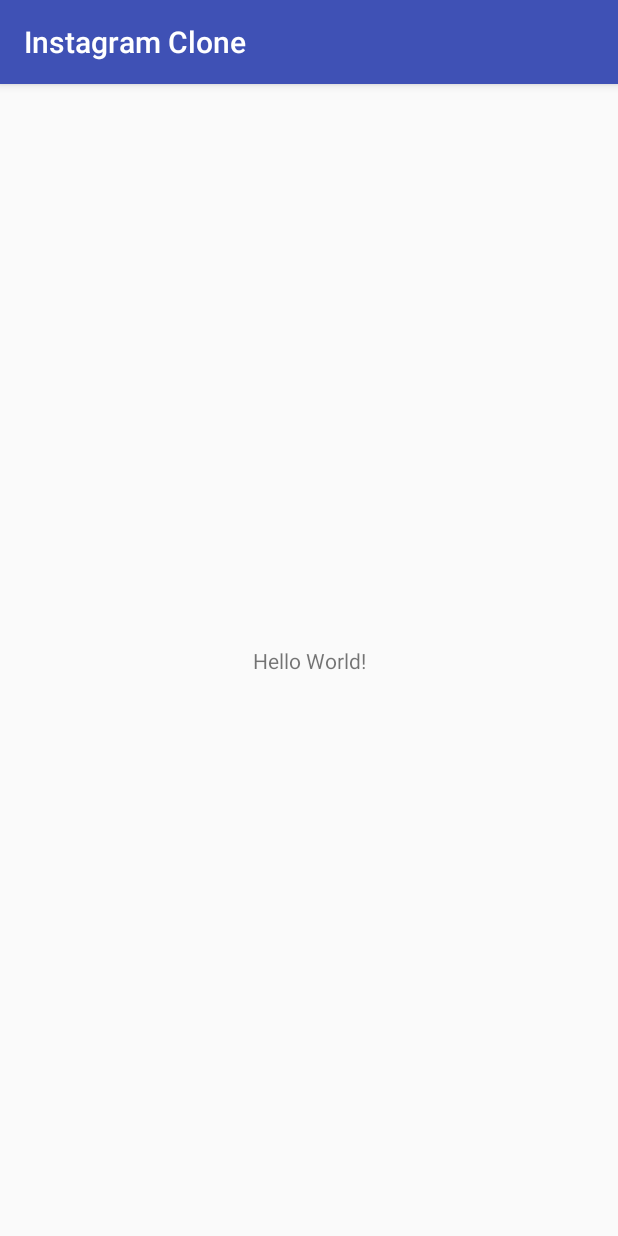
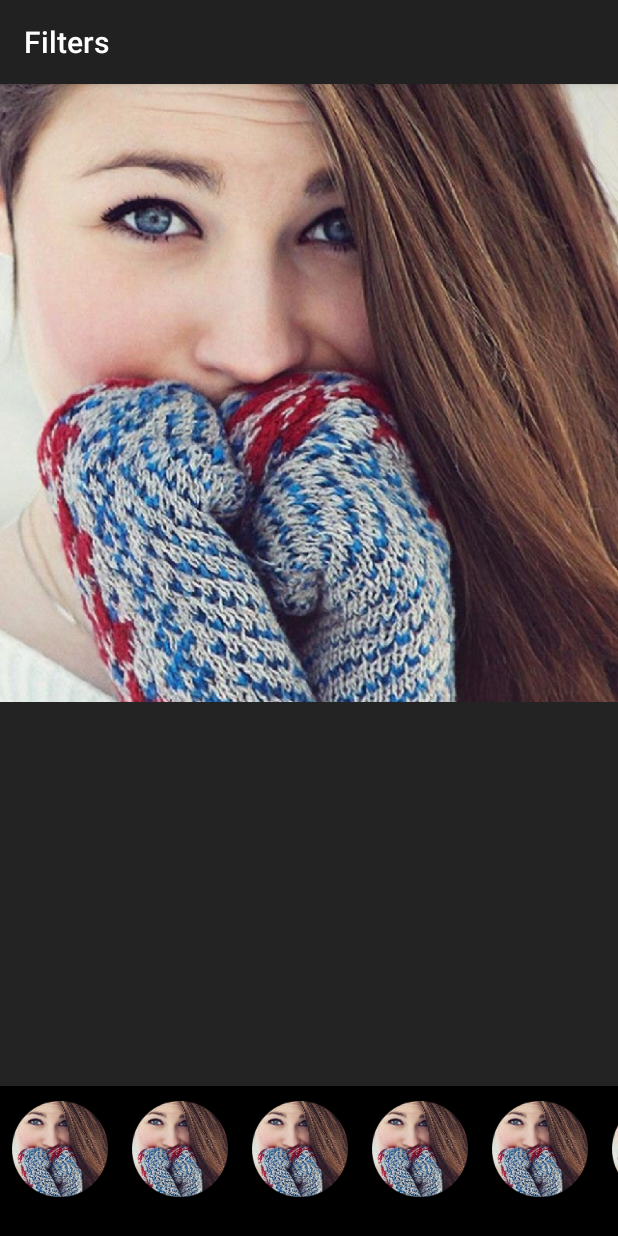
Before and after one commit to imagineer-io/instagram-for-entrepreneur, an Android app: the screen it shows after launch (MainActivity), on a phone screen of 412 x 824 dp. Run offline under Robolectric (Android 15) with nearby library versions, the phone set to English and light mode, and no system bars; libraries missing offline, so code that uses them is left out: com.zomato.photofilters; 8 statements that could not run were skipped.

Commit message:
Implant photo filter example

```diff
--- a/app/build.gradle
+++ b/app/build.gradle
@@ -27,4 +27,8 @@ dependencies {
     compile 'com.android.support:appcompat-v7:25.3.1'
     compile 'com.android.support.constraint:constraint-layout:1.0.2'
     testCompile 'junit:junit:4.12'
+    // zomato photo filter
+    compile 'com.github.zomato:androidphotofilters:1.0.1'
+    // recycler view
+    compile 'com.android.support:recyclerview-v7:25.3.1'
 }
--- /dev/null
+++ b/app/src/main/java/io/imagineer/instagramclone/GeneralUtils.java
@@ -0,0 +1,32 @@
+package io.imagineer.instagramclone;
+
+import android.graphics.Bitmap;
+import android.graphics.Canvas;
+import android.graphics.Path;
+
+public final class GeneralUtils {
+
+    private GeneralUtils() {
+    }
+
+    public static Bitmap generateCircularBitmap(Bitmap input) {
+
+        final int width = input.getWidth();
+        final int height = input.getHeight();
+        final Bitmap outputBitmap = Bitmap.createBitmap(width, height, Bitmap.Config.ARGB_8888);
+
+        final Path path = new Path();
+        path.addCircle(
+                (float) (width / 2)
+                , (float) (height / 2)
+                , (float) Math.min(width, (height / 2))
+                , Path.Direction.CCW
+        );
+
+        final Canvas canvas = new Canvas(outputBitmap);
+        canvas.clipPath(path);
+        canvas.drawBitmap(input, 0, 0, null);
+        return outputBitmap;
+    }
+
+}
--- a/app/src/main/java/io/imagineer/instagramclone/MainActivity.java
+++ b/app/src/main/java/io/imagineer/instagramclone/MainActivity.java
@@ -1,13 +1,103 @@
 package io.imagineer.instagramclone;
 
+import android.app.Activity;
+import android.content.Context;
+import android.graphics.Bitmap;
+import android.graphics.BitmapFactory;
+import android.os.Bundle;
+import android.os.Handler;
 import android.support.v7.app.AppCompatActivity;
-import android.os.Bundle;
+import android.support.v7.widget.LinearLayoutManager;
+import android.support.v7.widget.RecyclerView;
+import android.widget.ImageView;
 
-public class MainActivity extends AppCompatActivity {
+import com.zomato.photofilters.SampleFilters;
+import com.zomato.photofilters.imageprocessors.Filter;
+
+import java.util.List;
+
+public class MainActivity extends AppCompatActivity implements ThumbnailCallback {
+    static {
+        System.loadLibrary("NativeImageProcessor");
+    }
+
+    private Activity activity;
+    private RecyclerView thumbListView;
+    private ImageView placeHolderImageView;
 
     @Override
     protected void onCreate(Bundle savedInstanceState) {
         super.onCreate(savedInstanceState);
         setContentView(R.layout.activity_main);
+        activity = this;
+        initUIWidgets();
+    }
+
+    private void initUIWidgets() {
+        thumbListView = (RecyclerView) findViewById(R.id.thumbnails);
+        placeHolderImageView = (ImageView) findViewById(R.id.place_holder_imageview);
+        placeHolderImageView.setImageBitmap(Bitmap.createScaledBitmap(BitmapFactory.decodeResource(this.getApplicationContext().getResources(), R.drawable.photo), 640, 640, false));
+        initHorizontalList();
+    }
+
+    private void initHorizontalList() {
+        LinearLayoutManager layoutManager = new LinearLayoutManager(this);
+        layoutManager.setOrientation(LinearLayoutManager.HORIZONTAL);
+        layoutManager.scrollToPosition(0);
+        thumbListView.setLayoutManager(layoutManager);
+        thumbListView.setHasFixedSize(true);
+        bindDataToAdapter();
+    }
+
+    private void bindDataToAdapter() {
+        final Context context = this.getApplication();
+        Handler handler = new Handler();
+        Runnable r = new Runnable() {
+            public void run() {
+                Bitmap thumbImage = Bitmap.createScaledBitmap(BitmapFactory.decodeResource(context.getResources(), R.drawable.photo), 640, 640, false);
+                ThumbnailItem t1 = new ThumbnailItem();
+                ThumbnailItem t2 = new ThumbnailItem();
+                ThumbnailItem t3 = new ThumbnailItem();
+                ThumbnailItem t4 = new ThumbnailItem();
+                ThumbnailItem t5 = new ThumbnailItem();
+                ThumbnailItem t6 = new ThumbnailItem();
+
+                t1.image = thumbImage;
+                t2.image = thumbImage;
+                t3.image = thumbImage;
+                t4.image = thumbImage;
+                t5.image = thumbImage;
+                t6.image = thumbImage;
+                ThumbnailsManager.clearThumbs();
+                ThumbnailsManager.addThumb(t1); // Original Image
+
+                t2.filter = SampleFilters.getStarLitFilter();
+                ThumbnailsManager.addThumb(t2);
+
+                t3.filter = SampleFilters.getBlueMessFilter();
+                ThumbnailsManager.addThumb(t3);
+
+                t4.filter = SampleFilters.getAweStruckVibeFilter();
+                ThumbnailsManager.addThumb(t4);
+
+                t5.filter = SampleFilters.getLimeStutterFilter();
+                ThumbnailsManager.addThumb(t5);
+
+                t6.filter = SampleFilters.getNightWhisperFilter();
+                ThumbnailsManager.addThumb(t6);
+
+                List<ThumbnailItem> thumbs = ThumbnailsManager.processThumbs(context);
+
+                ThumbnailsAdapter adapter = new ThumbnailsAdapter(thumbs, (ThumbnailCallback) activity);
+                thumbListView.setAdapter(adapter);
+                adapter.notifyDataSetChanged();
+            }
+        };
+        handler.post(r);
+    }
+
+    @Override
+    public void onThumbnailClick(Filter filter) {
+        placeHolderImageView.setImageBitmap(filter.processFilter(Bitmap.createScaledBitmap(BitmapFactory.decodeResource(this.getApplicationContext().getResources(), R.drawable.photo), 640, 640, false)));
     }
 }
--- /dev/null
+++ b/app/src/main/java/io/imagineer/instagramclone/ThumbnailCallback.java
@@ -0,0 +1,8 @@
+package io.imagineer.instagramclone;
+
+import com.zomato.photofilters.imageprocessors.Filter;
+
+public interface ThumbnailCallback {
+
+    void onThumbnailClick(Filter filter);
+}
--- /dev/null
+++ b/app/src/main/java/io/imagineer/instagramclone/ThumbnailItem.java
@@ -0,0 +1,15 @@
+package io.imagineer.instagramclone;
+
+import android.graphics.Bitmap;
+
+import com.zomato.photofilters.imageprocessors.Filter;
+
+public class ThumbnailItem {
+    public Bitmap image;
+    public Filter filter;
+
+    public ThumbnailItem() {
+        image = null;
+        filter = new Filter();
+    }
+}
--- /dev/null
+++ b/app/src/main/java/io/imagineer/instagramclone/ThumbnailsAdapter.java
@@ -0,0 +1,75 @@
+package io.imagineer.instagramclone;
+
+import android.support.v7.widget.RecyclerView;
+import android.util.Log;
+import android.view.LayoutInflater;
+import android.view.View;
+import android.view.ViewGroup;
+import android.widget.ImageView;
+
+import java.util.List;
+
+public class ThumbnailsAdapter extends RecyclerView.Adapter<RecyclerView.ViewHolder> {
+    private static final String TAG = "THUMBNAILS_ADAPTER";
+    private static int lastPosition = -1;
+    private ThumbnailCallback thumbnailCallback;
+    private List<ThumbnailItem> dataSet;
+
+    public ThumbnailsAdapter(List<ThumbnailItem> dataSet, ThumbnailCallback thumbnailCallback) {
+        Log.v(TAG, "Thumbnails Adapter has " + dataSet.size() + " items");
+        this.dataSet = dataSet;
+        this.thumbnailCallback = thumbnailCallback;
+    }
+
+
+    @Override
+    public RecyclerView.ViewHolder onCreateViewHolder(ViewGroup viewGroup, int i) {
+        Log.v(TAG, "On Create View Holder Called");
+        View itemView = LayoutInflater.
+                from(viewGroup.getContext()).
+                inflate(R.layout.list_thumbnail_item, viewGroup, false);
+        return new ThumbnailsViewHolder(itemView);
+    }
+
+    @Override
+    public void onBindViewHolder(RecyclerView.ViewHolder holder, final int i) {
+        final ThumbnailItem thumbnailItem = dataSet.get(i);
+        Log.v(TAG, "On Bind View Called");
+        ThumbnailsViewHolder thumbnailsViewHolder = (ThumbnailsViewHolder) holder;
+        thumbnailsViewHolder.thumbnail.setImageBitmap(thumbnailItem.image);
+        thumbnailsViewHolder.thumbnail.setScaleType(ImageView.ScaleType.FIT_START);
+        setAnimation(thumbnailsViewHolder.thumbnail, i);
+        thumbnailsViewHolder.thumbnail.setOnClickListener(new View.OnClickListener() {
+            @Override
+            public void onClick(View v) {
+                if (lastPosition != i) {
+                    thumbnailCallback.onThumbnailClick(thumbnailItem.filter);
+                    lastPosition = i;
+                }
+            }
+
+        });
+    }
+
+    private void setAnimation(View viewToAnimate, int position) {
+        {
+            viewToAnimate.setAlpha(.0f);
+            viewToAnimate.animate().alpha(1).setDuration(250).start();
+            lastPosition = position;
+        }
+    }
+
+    @Override
+    public int getItemCount() {
+        return dataSet.size();
+    }
+
+    public static class ThumbnailsViewHolder extends RecyclerView.ViewHolder {
+        public ImageView thumbnail;
+
+        public ThumbnailsViewHolder(View v) {
+            super(v);
+            this.thumbnail = (ImageView) v.findViewById(R.id.thumbnail);
+        }
+    }
+}
--- /dev/null
+++ b/app/src/main/java/io/imagineer/instagramclone/ThumbnailsManager.java
@@ -0,0 +1,37 @@
+package io.imagineer.instagramclone;
+
+import android.content.Context;
+import android.graphics.Bitmap;
+
+import java.util.ArrayList;
+import java.util.List;
+
+public final class ThumbnailsManager {
+    private static List<ThumbnailItem> filterThumbs = new ArrayList<ThumbnailItem>(10);
+    private static List<ThumbnailItem> processedThumbs = new ArrayList<ThumbnailItem>(10);
+
+    private ThumbnailsManager() {
+    }
+
+    public static void addThumb(ThumbnailItem thumbnailItem) {
+        filterThumbs.add(thumbnailItem);
+    }
+
+    public static List<ThumbnailItem> processThumbs(Context context) {
+        for (ThumbnailItem thumb : filterThumbs) {
+            // scaling down the image
+            float size = context.getResources().getDimension(R.dimen.thumbnail_size);
+            thumb.image = Bitmap.createScaledBitmap(thumb.image, (int) size, (int) size, false);
+            thumb.image = thumb.filter.processFilter(thumb.image);
+            //cropping circle
+            thumb.image = GeneralUtils.generateCircularBitmap(thumb.image);
+            processedThumbs.add(thumb);
+        }
+        return processedThumbs;
+    }
+
+    public static void clearThumbs() {
+        filterThumbs = new ArrayList<>();
+        processedThumbs = new ArrayList<>();
+    }
+}
--- a/app/src/main/res/layout/activity_main.xml
+++ b/app/src/main/res/layout/activity_main.xml
@@ -1,19 +1,36 @@
-<?xml version="1.0" encoding="utf-8"?>
-<android.support.constraint.ConstraintLayout
+<RelativeLayout android:id="@+id/r"
                 xmlns:android="http://schemas.android.com/apk/res/android"
-    xmlns:app="http://schemas.android.com/apk/res-auto"
                 xmlns:tools="http://schemas.android.com/tools"
                 android:layout_width="match_parent"
                 android:layout_height="match_parent"
-    tools:context="io.imagineer.instagramclone.MainActivity">
+                android:background="@color/thumb_background_color"
+                tools:context=".MainActivity">
 
-    <TextView
+
+    <ImageView
+        android:id="@+id/place_holder_imageview"
+        android:layout_width="match_parent"
+        android:layout_height="match_parent"
+        android:layout_alignParentTop="true"
+        android:background="@color/placeholder_background"
+        android:scaleType="fitStart"
+        />
+
+    <RelativeLayout
+        android:layout_width="match_parent"
+        android:layout_height="@dimen/recycler_size"
+        android:layout_alignParentBottom="true"
+        android:layout_alignParentLeft="true"
+        android:background="@color/thumb_background_color">
+
+        <android.support.v7.widget.RecyclerView
+            android:id="@+id/thumbnails"
             android:layout_width="wrap_content"
             android:layout_height="wrap_content"
-        android:text="Hello World!"
-        app:layout_constraintBottom_toBottomOf="parent"
-        app:layout_constraintLeft_toLeftOf="parent"
-        app:layout_constraintRight_toRightOf="parent"
-        app:layout_constraintTop_toTopOf="parent"/>
+            android:layout_marginBottom="@dimen/thumbnail_vertical_padding"
+            android:layout_marginTop="@dimen/thumbnail_vertical_padding"
+            android:clipToPadding="false"/>
 
-</android.support.constraint.ConstraintLayout>
+    </RelativeLayout>
+
+</RelativeLayout>
--- /dev/null
+++ b/app/src/main/res/layout/list_thumbnail_item.xml
@@ -0,0 +1,14 @@
+<?xml version="1.0" encoding="utf-8"?>
+<LinearLayout xmlns:android="http://schemas.android.com/apk/res/android"
+              android:layout_width="wrap_content"
+              android:layout_height="wrap_content"
+              android:background="@color/thumb_background_color">
+
+    <ImageView
+        android:id="@+id/thumbnail"
+        android:layout_width="@dimen/thumbnail_size"
+        android:layout_height="@dimen/thumbnail_size"
+        android:paddingLeft="@dimen/thumbnail_horizontal_padding"
+        android:paddingRight="@dimen/thumbnail_horizontal_padding"/>
+
+</LinearLayout>
--- a/app/src/main/res/values/colors.xml
+++ b/app/src/main/res/values/colors.xml
@@ -1,6 +1,6 @@
 <?xml version="1.0" encoding="utf-8"?>
 <resources>
-    <color name="colorPrimary">#3F51B5</color>
-    <color name="colorPrimaryDark">#303F9F</color>
-    <color name="colorAccent">#FF4081</color>
+    <color name="thumb_background_color">#000000</color>
+    <color name="zomato_red">#a40100</color>
+    <color name="placeholder_background">#222322</color>
 </resources>
--- /dev/null
+++ b/app/src/main/res/values/dimens.xml
@@ -0,0 +1,10 @@
+<resources>
+    <!-- Default screen margins, per the Android Design guidelines. -->
+    <dimen name="activity_horizontal_margin">16dp</dimen>
+    <dimen name="activity_vertical_margin">16dp</dimen>
+    <dimen name="thumbnail_size">80dp</dimen>
+    <dimen name="recycler_size">100dp</dimen>
+    <dimen name="thumbnail_horizontal_padding">8dp</dimen>
+    <dimen name="thumbnail_vertical_padding">10dp</dimen>
+
+</resources>
--- a/app/src/main/res/values/strings.xml
+++ b/app/src/main/res/values/strings.xml
@@ -1,3 +1,6 @@
 <resources>
-    <string name="app_name">Instagram Clone</string>
+    <string name="app_name">Filters</string>
+
+    <string name="hello_world">Hello world!</string>
+    <string name="action_settings">Settings</string>
 </resources>
--- a/app/src/main/res/values/styles.xml
+++ b/app/src/main/res/values/styles.xml
@@ -3,9 +3,6 @@
     <!-- Base application theme. -->
     <style name="AppTheme" parent="Theme.AppCompat.Light.DarkActionBar">
         <!-- Customize your theme here. -->
-        <item name="colorPrimary">@color/colorPrimary</item>
-        <item name="colorPrimaryDark">@color/colorPrimaryDark</item>
-        <item name="colorAccent">@color/colorAccent</item>
     </style>
 
 </resources>
```
Also changed, not shown: app/src/main/res/drawable/photo.jpg (added). Lines whose indentation alone changed are shown as unchanged.
